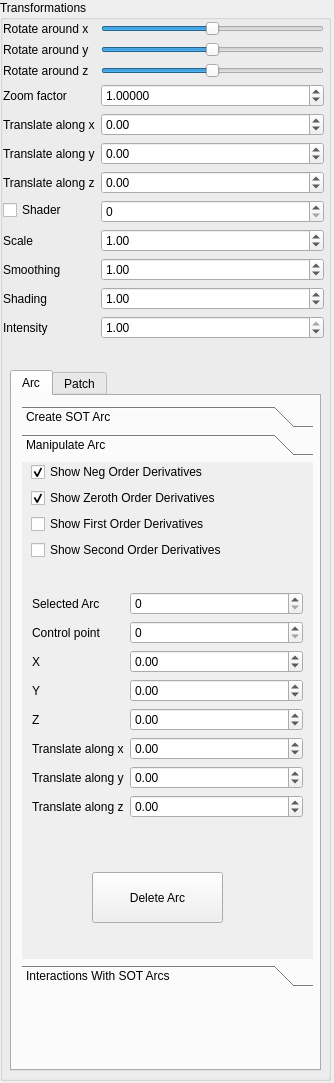
The window that Labor/GUI/SideWidget.ui (Moenish/II_II-CAGD) describes before a commit, drawn with Qt 5.
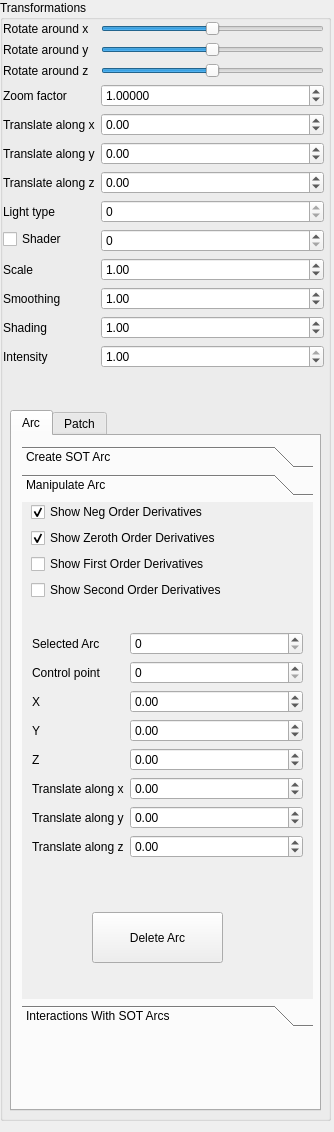
The same window after the commit. The open tabs and pages were chosen to show the change.

Commit message:
Add option for multiple light sources
Nem megy.

```diff
--- a/Labor/GUI/SideWidget.ui
+++ b/Labor/GUI/SideWidget.ui
@@ -7,7 +7,7 @@
     <x>0</x>
     <y>0</y>
     <width>334</width>
-    <height>1083</height>
+    <height>1132</height>
    </rect>
   </property>
   <property name="sizePolicy">
@@ -31,7 +31,7 @@
      <x>0</x>
      <y>0</y>
      <width>331</width>
-     <height>1081</height>
+     <height>1121</height>
     </rect>
    </property>
    <property name="title">
@@ -43,7 +43,7 @@
       <x>3</x>
       <y>21</y>
       <width>321</width>
-      <height>401</height>
+      <height>436</height>
      </rect>
     </property>
     <layout class="QFormLayout" name="formLayout">
@@ -217,32 +217,22 @@
        </property>
       </widget>
      </item>
-     <item row="7" column="0">
+     <item row="8" column="0">
       <widget class="QCheckBox" name="doShader">
        <property name="text">
         <string>Shader</string>
        </property>
       </widget>
      </item>
-     <item row="7" column="1">
+     <item row="8" column="1">
       <widget class="QSpinBox" name="shaderSelector">
        <property name="maximum">
         <number>3</number>
        </property>
       </widget>
      </item>
-     <item row="8" column="1">
-      <widget class="QDoubleSpinBox" name="shader_scale">
-       <property name="singleStep">
-        <double>0.010000000000000</double>
-       </property>
-       <property name="value">
-        <double>1.000000000000000</double>
-       </property>
-      </widget>
-     </item>
      <item row="9" column="1">
-      <widget class="QDoubleSpinBox" name="shader_smoothing">
+      <widget class="QDoubleSpinBox" name="shader_scale">
        <property name="singleStep">
         <double>0.010000000000000</double>
        </property>
@@ -252,6 +242,16 @@
       </widget>
      </item>
      <item row="10" column="1">
+      <widget class="QDoubleSpinBox" name="shader_smoothing">
+       <property name="singleStep">
+        <double>0.010000000000000</double>
+       </property>
+       <property name="value">
+        <double>1.000000000000000</double>
+       </property>
+      </widget>
+     </item>
+     <item row="11" column="1">
       <widget class="QDoubleSpinBox" name="shader_shading">
        <property name="singleStep">
         <double>0.010000000000000</double>
@@ -261,28 +261,28 @@
        </property>
       </widget>
      </item>
-     <item row="8" column="0">
+     <item row="9" column="0">
       <widget class="QLabel" name="shader_label_8">
        <property name="text">
         <string>Scale</string>
        </property>
       </widget>
      </item>
-     <item row="9" column="0">
+     <item row="10" column="0">
       <widget class="QLabel" name="shader_label_9">
        <property name="text">
         <string>Smoothing</string>
        </property>
       </widget>
      </item>
-     <item row="10" column="0">
+     <item row="11" column="0">
       <widget class="QLabel" name="shader_label_10">
        <property name="text">
         <string>Shading</string>
        </property>
       </widget>
      </item>
-     <item row="11" column="1">
+     <item row="12" column="1">
       <widget class="QDoubleSpinBox" name="shader_intensity">
        <property name="maximum">
         <double>1.000000000000000</double>
@@ -295,20 +295,34 @@
        </property>
       </widget>
      </item>
-     <item row="11" column="0">
+     <item row="12" column="0">
       <widget class="QLabel" name="shader_label_11">
        <property name="text">
         <string>Intensity</string>
        </property>
       </widget>
      </item>
+     <item row="7" column="1">
+      <widget class="QSpinBox" name="light_spin_box">
+       <property name="maximum">
+        <number>0</number>
+       </property>
+      </widget>
+     </item>
+     <item row="7" column="0">
+      <widget class="QLabel" name="label_8">
+       <property name="text">
+        <string>Light type</string>
+       </property>
+      </widget>
+     </item>
     </layout>
    </widget>
    <widget class="QTabWidget" name="page_tabs">
     <property name="geometry">
      <rect>
       <x>10</x>
-      <y>370</y>
+      <y>410</y>
       <width>311</width>
       <height>701</height>
      </rect>
@@ -447,8 +461,8 @@
         <rect>
          <x>0</x>
          <y>0</y>
-         <width>98</width>
-         <height>28</height>
+         <width>291</width>
+         <height>476</height>
         </rect>
        </property>
        <attribute name="label">
```
Left out of the diff: 10 changed lines with no effect on the pictures. The commit also changes 36 other files.
